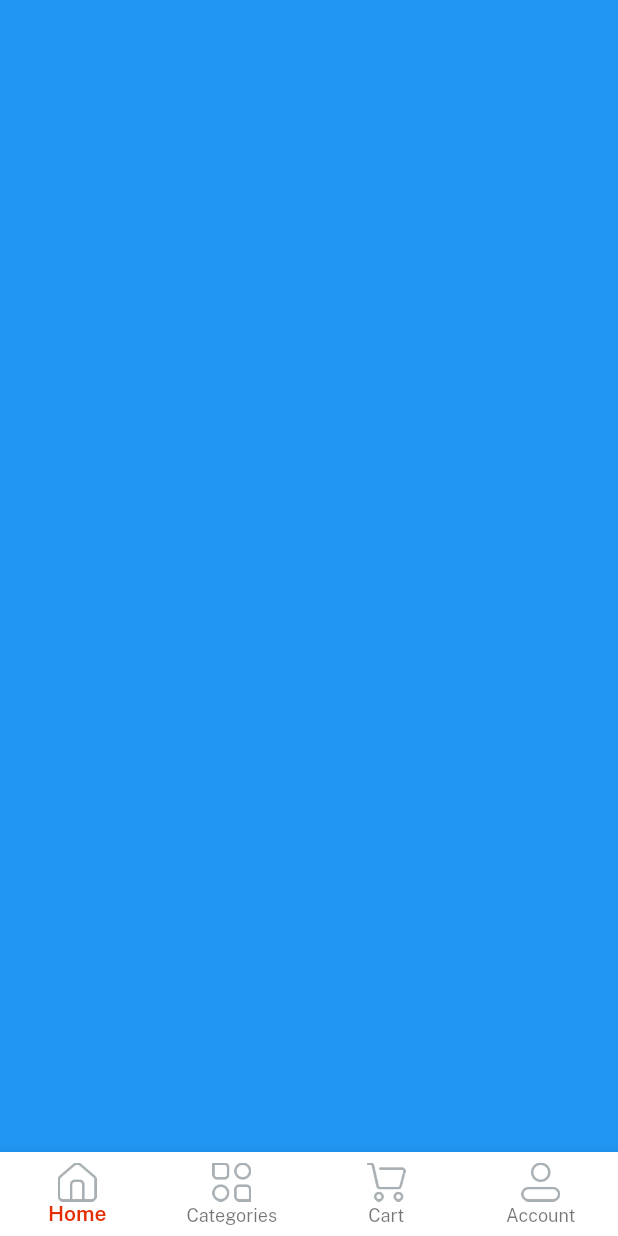
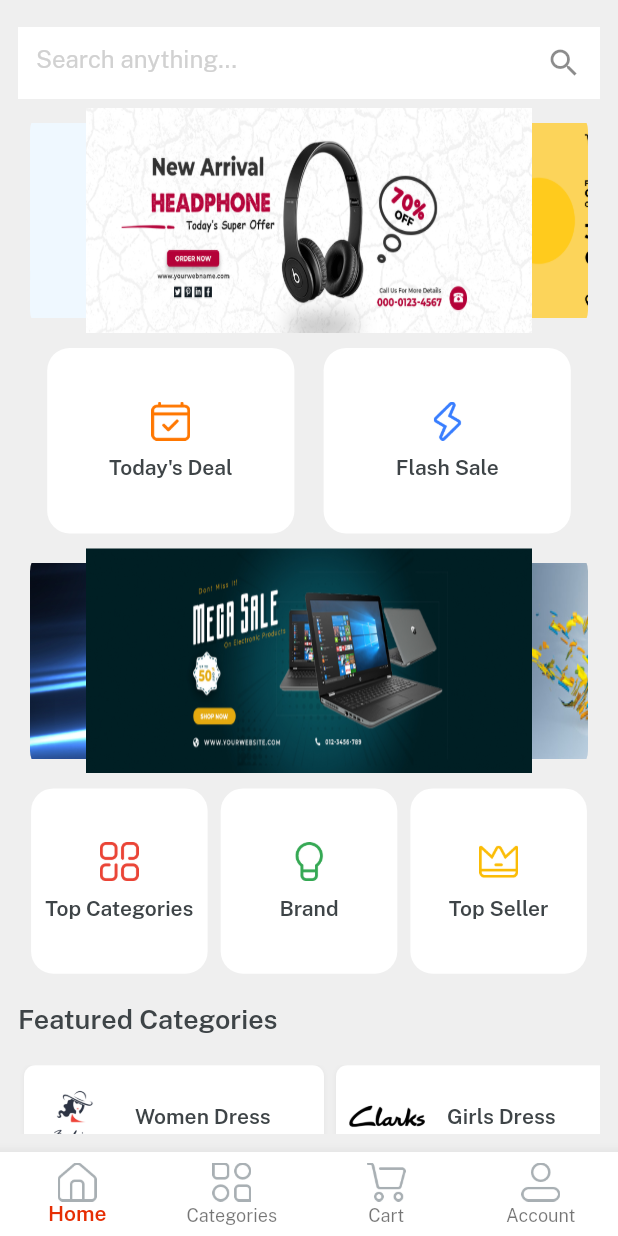
Before and after one commit to hacktonow/ABCHOMESTORES_APP, a Flutter app: the screen it shows after launch, after a tap on "Log in", on a phone screen of 412 x 824 dp. Run offline on Flutter 3.47's test engine with Material 2 defaults, Android fonts, the phone set to English and light mode, and no system bars; drawn by our look-alikes of velocity_x; our stand-ins replace get.

Commit message:
Home Screen part1

```diff
--- a/lib/consts/lists.dart
+++ b/lib/consts/lists.dart
@@ -1,3 +1,4 @@
+import 'package:emart_app/consts/consts.dart';
 import 'package:emart_app/consts/images.dart';
 
 const socialIconList = [
@@ -5,3 +6,11 @@ const socialIconList = [
   icGoogleLogo,
   icTwitterLogo,
 ];
+const sliderList = [imgSlider1, imgSlider2, imgSlider3, imgSlider4];
+const secondsliderList = [imgSs1, imgSs2, imgSs3, imgSs4];
+
+const featuredImages1 = [imgS1, imgS2, imgS3];
+const featuredImages2 = [imgS4, imgS5, imgS6];
+
+const featuredTitle1 = [womenDress, girlDress, girlsWatches];
+const featuredTitle2 = [boysGlasses, mobilePhone, tShirts];
--- a/lib/consts/strings.dart
+++ b/lib/consts/strings.dart
@@ -21,3 +21,18 @@ const home = "Home",
     categories = "Categories",
     cart = "Cart",
     account = "Account";
+
+// home screen strings
+const searchanything = "Search anything...",
+    todayDeal = "Today's Deal",
+    flashsale = "Flash Sale",
+    topSeller = "Top Seller",
+    brand = "Brand",
+    topCategories = "Top Categories",
+    womenDress = "Women Dress",
+    girlsWatches = "Girls Watches",
+    mobilePhone = "Mobile Phone",
+    boysGlasses = "Boys Glasses",
+    tShirts = "Tshirts",
+    girlDress = "Girls Dress",
+    featuredCategories = "Featured Categories";
--- a/lib/views/auth_screen/longin_screen.dart
+++ b/lib/views/auth_screen/longin_screen.dart
@@ -1,7 +1,7 @@
 import 'package:emart_app/consts/consts.dart';
 import 'package:emart_app/consts/lists.dart';
 import 'package:emart_app/views/auth_screen/signup_screen.dart';
-import 'package:emart_app/views/home_screen/home_screen.dart';
+import 'package:emart_app/views/home_screen/home.dart';
 import 'package:emart_app/widgets_common/applogo_widget.dart';
 import 'package:emart_app/widgets_common/bg_widget.dart';
 import 'package:emart_app/widgets_common/custom_textfield.dart';
@@ -39,7 +39,7 @@ class LoginScreen extends StatelessWidget {
                   textColor: whiteColor,
                   title: login,
                   onPress: () {
-                    Get.to(() => const HomeScreen());
+                    Get.to(() => const Home());
                   },
                 ).box.width(context.screenWidth - 50).make(),
                 5.heightBox,
--- /dev/null
+++ b/lib/views/cart_screen/cart_screen.dart
@@ -0,0 +1,12 @@
+import 'package:emart_app/consts/consts.dart';
+
+class CartScreen extends StatelessWidget {
+  const CartScreen({super.key});
+
+  @override
+  Widget build(BuildContext context) {
+    return Container(
+      color: Colors.red,
+    );
+  }
+}
--- /dev/null
+++ b/lib/views/category_screen/category_screen.dart
@@ -0,0 +1,12 @@
+import 'package:emart_app/consts/consts.dart';
+
+class CategoryScreen extends StatelessWidget {
+  const CategoryScreen({super.key});
+
+  @override
+  Widget build(BuildContext context) {
+    return Container(
+      color: Colors.green,
+    );
+  }
+}
--- /dev/null
+++ b/lib/views/home_screen/components/featured_button.dart
@@ -0,0 +1,23 @@
+import 'package:emart_app/consts/consts.dart';
+
+Widget featuredButton({String? title, icon}) {
+  return Row(
+    children: [
+      Image.asset(
+        icon,
+        width: 60,
+        fit: BoxFit.fill,
+      ),
+      10.widthBox,
+      title!.text.fontFamily(semibold).color(darkFontGrey).make(),
+    ],
+  )
+      .box
+      .width(200)
+      .margin(const EdgeInsets.symmetric(horizontal: 4))
+      .white
+      .padding(const EdgeInsets.all(4))
+      .roundedSM
+      .outerShadowSm
+      .make();
+}
--- /dev/null
+++ b/lib/views/home_screen/home.dart
@@ -0,0 +1,72 @@
+import 'package:emart_app/consts/consts.dart';
+import 'package:emart_app/controllers/controller_home.dart';
+import 'package:emart_app/views/cart_screen/cart_screen.dart';
+import 'package:emart_app/views/category_screen/category_screen.dart';
+import 'package:emart_app/views/home_screen/home_screen.dart';
+import 'package:emart_app/views/profile_screen/profile_screen.dart';
+import 'package:get/get.dart';
+
+class Home extends StatelessWidget {
+  const Home({super.key});
+
+  @override
+  Widget build(BuildContext context) {
+    //init home controller
+    var controller = Get.put(HomeController());
+    //navbar items list
+    var navbarItem = [
+      BottomNavigationBarItem(
+          icon: Image.asset(
+            icHome,
+            width: 26,
+          ),
+          label: home),
+      BottomNavigationBarItem(
+          icon: Image.asset(
+            icCategories,
+            width: 26,
+          ),
+          label: categories),
+      BottomNavigationBarItem(
+          icon: Image.asset(
+            icCart,
+            width: 26,
+          ),
+          label: cart),
+      BottomNavigationBarItem(
+          icon: Image.asset(
+            icProfile,
+            width: 26,
+          ),
+          label: account),
+    ];
+    //navbar body list
+    var navBody = [
+      const HomeScreen(),
+      const CategoryScreen(),
+      const CartScreen(),
+      const ProfileScreen(),
+    ];
+    return Scaffold(
+      body: Column(
+        children: [
+          Obx(
+            () => Expanded(
+              child: navBody.elementAt(controller.currentNavIndex.value),
+            ),
+          ),
+        ],
+      ),
+      bottomNavigationBar: Obx(() => (BottomNavigationBar(
+          currentIndex: controller.currentNavIndex.value,
+          type: BottomNavigationBarType.fixed,
+          backgroundColor: whiteColor,
+          selectedItemColor: redColor,
+          selectedLabelStyle: const TextStyle(fontFamily: semibold),
+          items: navbarItem,
+          onTap: (value) {
+            controller.currentNavIndex.value = value;
+          }))),
+    );
+  }
+}
--- a/lib/views/home_screen/home_screen.dart
+++ b/lib/views/home_screen/home_screen.dart
@@ -1,78 +1,147 @@
 import 'package:emart_app/consts/consts.dart';
-import 'package:emart_app/controllers/controller_home.dart';
-import 'package:flutter/src/widgets/container.dart';
-import 'package:flutter/src/widgets/framework.dart';
-import 'package:get/get.dart';
+import 'package:emart_app/consts/lists.dart';
+import 'package:emart_app/views/home_screen/components/featured_button.dart';
+import 'package:emart_app/widgets_common/home_button.dart';
 
 class HomeScreen extends StatelessWidget {
   const HomeScreen({super.key});
 
   @override
   Widget build(BuildContext context) {
-    //init home controller
-    var controller = Get.put(HomeController());
-    //navbar items list
-    var navbarItem = [
-      BottomNavigationBarItem(
-          icon: Image.asset(
-            icHome,
-            width: 26,
-          ),
-          label: home),
-      BottomNavigationBarItem(
-          icon: Image.asset(
-            icCategories,
-            width: 26,
-          ),
-          label: categories),
-      BottomNavigationBarItem(
-          icon: Image.asset(
-            icCart,
-            width: 26,
-          ),
-          label: cart),
-      BottomNavigationBarItem(
-          icon: Image.asset(
-            icProfile,
-            width: 26,
-          ),
-          label: account),
-    ];
-    //navbar body list
-    var navBody = [
-      Container(
-        color: Colors.blue,
-      ),
-      Container(
-        color: Colors.amber,
-      ),
-      Container(
-        color: Colors.purple,
-      ),
-      Container(
-        color: Colors.cyan,
-      ),
-    ];
-    return Scaffold(
-      body: Column(
+    return Container(
+      padding: const EdgeInsets.all(12),
+      color: lightGrey,
+      width: context.screenWidth,
+      height: context.screenHeight,
+      child: SafeArea(
+          // searching field
+          child: Column(
         children: [
-          Obx(
-            () => Expanded(
-              child: navBody.elementAt(controller.currentNavIndex.value),
+          Container(
+            alignment: Alignment.center,
+            height: 60,
+            color: lightGrey,
+            child: const TextField(
+              decoration: InputDecoration(
+                border: InputBorder.none,
+                suffixIcon: Icon(Icons.search),
+                filled: true,
+                fillColor: whiteColor,
+                hintText: searchanything,
+                hintStyle: TextStyle(color: textfieldGrey),
+              ),
             ),
           ),
+          Expanded(
+              child: SingleChildScrollView(
+            physics: const BouncingScrollPhysics(),
+            child: Column(
+              children: [
+                // swipers brands
+                VxSwiper.builder(
+                        aspectRatio: 16 / 9,
+                        autoPlay: true,
+                        height: 150,
+                        enlargeCenterPage: true,
+                        itemCount: sliderList.length,
+                        itemBuilder: (context, index) {
+                          return Image.asset(
+                            sliderList[index],
+                            fit: BoxFit.fill,
+                          );
+                        })
+                    .box
+                    .rounded
+                    .clip(Clip.antiAlias)
+                    .margin(const EdgeInsets.symmetric(horizontal: 8))
+                    .make(),
+                10.heightBox,
+                //deals buttons
+                Row(
+                  mainAxisAlignment: MainAxisAlignment.spaceEvenly,
+                  children: List.generate(
+                      2,
+                      (index) => homeButtons(
+                            height: context.screenHeight * 0.15,
+                            width: context.screenWidth / 2.5,
+                            icon: index == 0 ? icTodaysDeal : icFlashDeal,
+                            title: index == 0 ? todayDeal : flashsale,
+                          )),
+                ),
+                // second swiper
+                10.heightBox,
+                VxSwiper.builder(
+                        aspectRatio: 16 / 9,
+                        autoPlay: true,
+                        height: 150,
+                        enlargeCenterPage: true,
+                        itemCount: secondsliderList.length,
+                        itemBuilder: (context, index) {
+                          return Image.asset(
+                            secondsliderList[index],
+                            fit: BoxFit.fill,
+                          );
+                        })
+                    .box
+                    .rounded
+                    .clip(Clip.antiAlias)
+                    .margin(const EdgeInsets.symmetric(horizontal: 8))
+                    .make(),
+                // second portion for buttons
+
+                10.heightBox,
+                Row(
+                    mainAxisAlignment: MainAxisAlignment.spaceEvenly,
+                    children: List.generate(
+                        3,
+                        (index) => homeButtons(
+                              height: context.screenHeight * 0.15,
+                              width: context.screenWidth / 3.5,
+                              icon: index == 0
+                                  ? icTopCategories
+                                  : index == 1
+                                      ? icBrands
+                                      : icTopSeller,
+                              title: index == 0
+                                  ? topCategories
+                                  : index == 1
+                                      ? brand
+                                      : topSeller,
+                            ))),
+                // features categories
+                20.heightBox,
+                Align(
+                  alignment: Alignment.centerLeft,
+                  child: featuredCategories.text
+                      .color(darkFontGrey)
+                      .size(18)
+                      .fontFamily(semibold)
+                      .make(),
+                ),
+                20.heightBox,
+                SingleChildScrollView(
+                  scrollDirection: Axis.horizontal,
+                  child: Row(
+                    children: List.generate(
+                        3,
+                        (index) => Column(
+                              children: [
+                                featuredButton(
+                                    icon: featuredImages1[index],
+                                    title: featuredTitle1[index]),
+                                10.heightBox,
+                                featuredButton(
+                                    icon: featuredImages2[index],
+                                    title: featuredTitle2[index])
+                              ],
+                            )),
+                  ),
+                )
+              ],
+            ),
+          ))
         ],
-      ),
-      bottomNavigationBar: Obx(() => (BottomNavigationBar(
-          currentIndex: controller.currentNavIndex.value,
-          type: BottomNavigationBarType.fixed,
-          backgroundColor: whiteColor,
-          selectedItemColor: redColor,
-          selectedLabelStyle: const TextStyle(fontFamily: semibold),
-          items: navbarItem,
-          onTap: (value) {
-            controller.currentNavIndex.value = value;
-          }))),
+      )),
     );
   }
 }
--- /dev/null
+++ b/lib/views/profile_screen/profile_screen.dart
@@ -0,0 +1,12 @@
+import 'package:emart_app/consts/consts.dart';
+
+class ProfileScreen extends StatelessWidget {
+  const ProfileScreen({super.key});
+
+  @override
+  Widget build(BuildContext context) {
+    return Container(
+      color: Colors.blue,
+    );
+  }
+}
--- /dev/null
+++ b/lib/widgets_common/home_button.dart
@@ -0,0 +1,15 @@
+import 'package:emart_app/consts/consts.dart';
+
+Widget homeButtons({width, height, icon, String? title, onPress}) {
+  return Column(
+    mainAxisAlignment: MainAxisAlignment.center,
+    children: [
+      Image.asset(
+        icon,
+        width: 26,
+      ),
+      10.heightBox,
+      title!.text.fontFamily(semibold).color(darkFontGrey).make(),
+    ],
+  ).box.rounded.white.size(width, height).make();
+}
```
